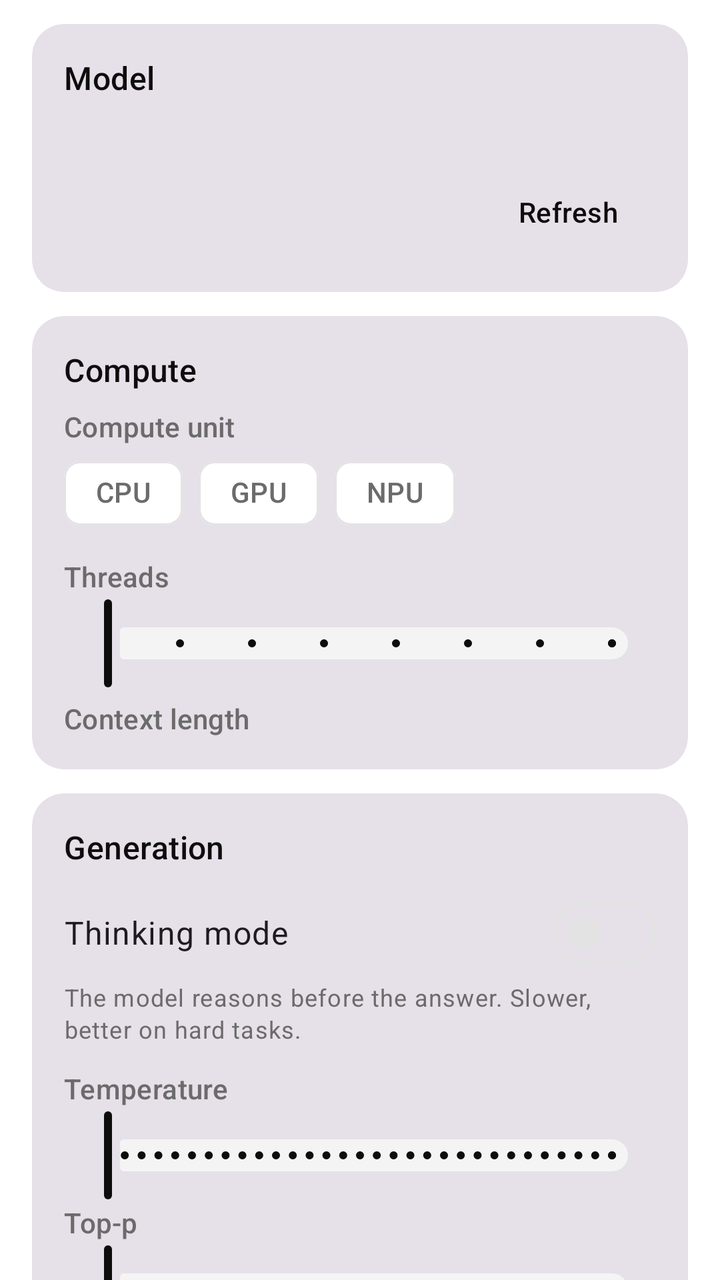
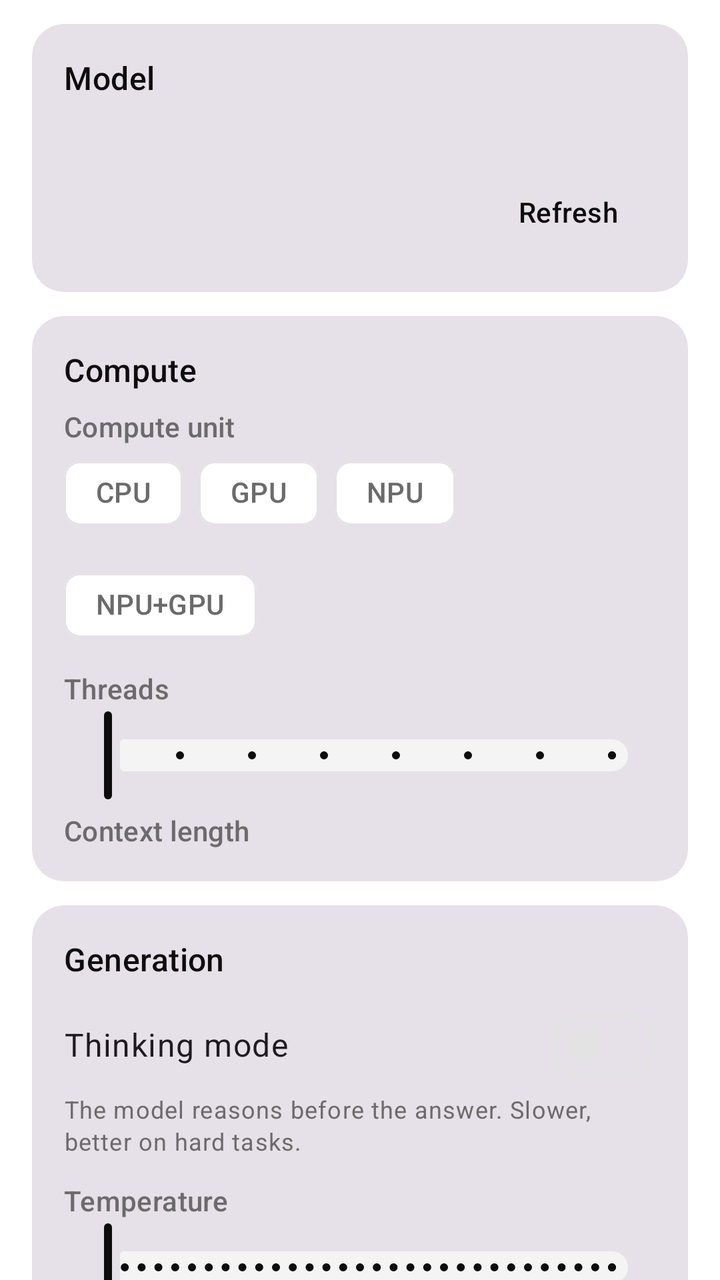

Screens rendered from an Android XML layout before and after an edit, with the pre-edit source and the edit as a unified diff.
<!-- AndroidManifest.xml: application theme Theme.QwenMobile -->
<!-- res/layout/fragment_settings.xml -->
<?xml version="1.0" encoding="utf-8"?>
<androidx.core.widget.NestedScrollView xmlns:android="http://schemas.android.com/apk/res/android"
    xmlns:app="http://schemas.android.com/apk/res-auto"
    android:layout_width="match_parent"
    android:layout_height="match_parent"
    android:background="?attr/colorSurface"
    android:clipToPadding="false"
    android:fillViewport="true">

    <LinearLayout
        android:layout_width="match_parent"
        android:layout_height="wrap_content"
        android:orientation="vertical"
        android:paddingHorizontal="16dp"
        android:paddingTop="12dp"
        android:paddingBottom="24dp">

        
        <com.google.android.material.card.MaterialCardView
            style="?attr/materialCardViewFilledStyle"
            android:layout_width="match_parent"
            android:layout_height="wrap_content"
            android:layout_marginBottom="12dp"
            app:cardCornerRadius="16dp">

            <LinearLayout
                android:layout_width="match_parent"
                android:layout_height="wrap_content"
                android:orientation="vertical"
                android:padding="16dp">

                <TextView
                    android:layout_width="match_parent"
                    android:layout_height="wrap_content"
                    android:text="@string/settings_model"
                    android:textAppearance="?attr/textAppearanceTitleMedium"
                    android:textColor="?attr/colorOnSurface" />

                <TextView
                    android:id="@+id/modelHint"
                    android:layout_width="match_parent"
                    android:layout_height="wrap_content"
                    android:layout_marginTop="4dp"
                    android:layout_marginBottom="8dp"
                    android:textAppearance="?attr/textAppearanceBodySmall"
                    android:textColor="?attr/colorOnSurfaceVariant" />

                <LinearLayout
                    android:id="@+id/modelList"
                    android:layout_width="match_parent"
                    android:layout_height="wrap_content"
                    android:orientation="vertical" />

                <TextView
                    android:id="@+id/noModelsText"
                    android:layout_width="match_parent"
                    android:layout_height="wrap_content"
                    android:paddingVertical="8dp"
                    android:text="@string/settings_no_models"
                    android:textAppearance="?attr/textAppearanceBodyMedium"
                    android:textColor="?attr/colorOnSurfaceVariant"
                    android:visibility="gone" />

                <LinearLayout
                    android:layout_width="match_parent"
                    android:layout_height="wrap_content"
                    android:layout_marginTop="4dp"
                    android:gravity="end"
                    android:orientation="horizontal">

                    <Button
                        android:id="@+id/grantButton"
                        style="@style/Widget.Material3.Button.TextButton"
                        android:layout_width="wrap_content"
                        android:layout_height="wrap_content"
                        android:text="@string/settings_grant_access"
                        android:visibility="gone" />

                    <Button
                        android:id="@+id/refreshButton"
                        style="@style/Widget.Material3.Button.TextButton"
                        android:layout_width="wrap_content"
                        android:layout_height="wrap_content"
                        android:text="@string/settings_refresh" />
                </LinearLayout>
            </LinearLayout>
        </com.google.android.material.card.MaterialCardView>

        
        <com.google.android.material.card.MaterialCardView
            style="?attr/materialCardViewFilledStyle"
            android:layout_width="match_parent"
            android:layout_height="wrap_content"
            android:layout_marginBottom="12dp"
            app:cardCornerRadius="16dp">

            <LinearLayout
                android:layout_width="match_parent"
                android:layout_height="wrap_content"
                android:orientation="vertical"
                android:padding="16dp">

                <TextView
                    android:layout_width="match_parent"
                    android:layout_height="wrap_content"
                    android:text="@string/settings_compute"
                    android:textAppearance="?attr/textAppearanceTitleMedium"
                    android:textColor="?attr/colorOnSurface" />

                <TextView
                    android:layout_width="match_parent"
                    android:layout_height="wrap_content"
                    android:layout_marginTop="8dp"
                    android:text="@string/settings_backend"
                    android:textAppearance="?attr/textAppearanceLabelLarge"
                    android:textColor="?attr/colorOnSurfaceVariant" />

                <com.google.android.material.chip.ChipGroup
                    android:id="@+id/backendGroup"
                    android:layout_width="match_parent"
                    android:layout_height="wrap_content"
                    app:selectionRequired="true"
                    app:singleSelection="true">

                    <com.google.android.material.chip.Chip
                        android:id="@+id/cpuChip"
                        style="@style/Widget.Material3.Chip.Filter"
                        android:layout_width="wrap_content"
                        android:layout_height="wrap_content"
                        android:text="@string/settings_backend_cpu" />

                    <com.google.android.material.chip.Chip
                        android:id="@+id/gpuChip"
                        style="@style/Widget.Material3.Chip.Filter"
                        android:layout_width="wrap_content"
                        android:layout_height="wrap_content"
                        android:text="@string/settings_backend_gpu" />

                    <com.google.android.material.chip.Chip
                        android:id="@+id/npuChip"
                        style="@style/Widget.Material3.Chip.Filter"
                        android:layout_width="wrap_content"
                        android:layout_height="wrap_content"
                        android:text="@string/settings_backend_npu" />
                </com.google.android.material.chip.ChipGroup>

                <LinearLayout
                    android:layout_width="match_parent"
                    android:layout_height="wrap_content"
                    android:layout_marginTop="8dp"
                    android:orientation="horizontal">

                    <TextView
                        android:layout_width="0dp"
                        android:layout_height="wrap_content"
                        android:layout_weight="1"
                        android:text="@string/settings_threads"
                        android:textAppearance="?attr/textAppearanceLabelLarge"
                        android:textColor="?attr/colorOnSurfaceVariant" />

                    <TextView
                        android:id="@+id/threadsValue"
                        android:layout_width="wrap_content"
                        android:layout_height="wrap_content"
                        android:textAppearance="?attr/textAppearanceLabelLarge"
                        android:textColor="?attr/colorPrimary" />
                </LinearLayout>

                <com.google.android.material.slider.Slider
                    android:id="@+id/threadsSlider"
                    android:layout_width="match_parent"
                    android:layout_height="wrap_content"
                    android:stepSize="1"
                    android:valueFrom="1"
                    android:valueTo="8" />

                <TextView
                    android:layout_width="match_parent"
                    android:layout_height="wrap_content"
                    android:layout_marginTop="4dp"
                    android:text="@string/settings_context"
                    android:textAppearance="?attr/textAppearanceLabelLarge"
                    android:textColor="?attr/colorOnSurfaceVariant" />

                <com.google.android.material.chip.ChipGroup
                    android:id="@+id/contextGroup"
                    android:layout_width="match_parent"
                    android:layout_height="wrap_content"
                    app:selectionRequired="true"
                    app:singleSelection="true" />
            </LinearLayout>
        </com.google.android.material.card.MaterialCardView>

        
        <com.google.android.material.card.MaterialCardView
            style="?attr/materialCardViewFilledStyle"
            android:layout_width="match_parent"
            android:layout_height="wrap_content"
            android:layout_marginBottom="12dp"
            app:cardCornerRadius="16dp">

            <LinearLayout
                android:layout_width="match_parent"
                android:layout_height="wrap_content"
                android:orientation="vertical"
                android:padding="16dp">

                <TextView
                    android:layout_width="match_parent"
                    android:layout_height="wrap_content"
                    android:text="@string/settings_generation"
                    android:textAppearance="?attr/textAppearanceTitleMedium"
                    android:textColor="?attr/colorOnSurface" />

                <com.google.android.material.materialswitch.MaterialSwitch
                    android:id="@+id/thinkingSwitch"
                    android:layout_width="match_parent"
                    android:layout_height="wrap_content"
                    android:layout_marginTop="8dp"
                    android:text="@string/settings_thinking"
                    android:textAppearance="?attr/textAppearanceBodyLarge" />

                <TextView
                    android:layout_width="match_parent"
                    android:layout_height="wrap_content"
                    android:text="@string/settings_thinking_hint"
                    android:textAppearance="?attr/textAppearanceBodySmall"
                    android:textColor="?attr/colorOnSurfaceVariant" />

                <LinearLayout
                    android:layout_width="match_parent"
                    android:layout_height="wrap_content"
                    android:layout_marginTop="12dp"
                    android:orientation="horizontal">

                    <TextView
                        android:layout_width="0dp"
                        android:layout_height="wrap_content"
                        android:layout_weight="1"
                        android:text="@string/settings_temperature"
                        android:textAppearance="?attr/textAppearanceLabelLarge"
                        android:textColor="?attr/colorOnSurfaceVariant" />

                    <TextView
                        android:id="@+id/temperatureValue"
                        android:layout_width="wrap_content"
                        android:layout_height="wrap_content"
                        android:textAppearance="?attr/textAppearanceLabelLarge"
                        android:textColor="?attr/colorPrimary" />
                </LinearLayout>

                <com.google.android.material.slider.Slider
                    android:id="@+id/temperatureSlider"
                    android:layout_width="match_parent"
                    android:layout_height="wrap_content"
                    android:stepSize="0.05"
                    android:valueFrom="0"
                    android:valueTo="1.5" />

                <LinearLayout
                    android:layout_width="match_parent"
                    android:layout_height="wrap_content"
                    android:orientation="horizontal">

                    <TextView
                        android:layout_width="0dp"
                        android:layout_height="wrap_content"
                        android:layout_weight="1"
                        android:text="@string/settings_top_p"
                        android:textAppearance="?attr/textAppearanceLabelLarge"
                        android:textColor="?attr/colorOnSurfaceVariant" />

                    <TextView
                        android:id="@+id/topPValue"
                        android:layout_width="wrap_content"
                        android:layout_height="wrap_content"
                        android:textAppearance="?attr/textAppearanceLabelLarge"
                        android:textColor="?attr/colorPrimary" />
                </LinearLayout>

                <com.google.android.material.slider.Slider
                    android:id="@+id/topPSlider"
                    android:layout_width="match_parent"
                    android:layout_height="wrap_content"
                    android:stepSize="0.01"
                    android:valueFrom="0.5"
                    android:valueTo="1" />
            </LinearLayout>
        </com.google.android.material.card.MaterialCardView>

        
        <com.google.android.material.card.MaterialCardView
            style="?attr/materialCardViewFilledStyle"
            android:layout_width="match_parent"
            android:layout_height="wrap_content"
            app:cardCornerRadius="16dp">

            <LinearLayout
                android:layout_width="match_parent"
                android:layout_height="wrap_content"
                android:orientation="vertical"
                android:padding="16dp">

                <TextView
                    android:layout_width="match_parent"
                    android:layout_height="wrap_content"
                    android:text="@string/settings_about"
                    android:textAppearance="?attr/textAppearanceTitleMedium"
                    android:textColor="?attr/colorOnSurface" />

                <TextView
                    android:id="@+id/versionText"
                    android:layout_width="match_parent"
                    android:layout_height="wrap_content"
                    android:layout_marginTop="8dp"
                    android:textAppearance="?attr/textAppearanceBodyMedium"
                    android:textColor="?attr/colorOnSurface" />

                <TextView
                    android:layout_width="match_parent"
                    android:layout_height="wrap_content"
                    android:layout_marginTop="8dp"
                    android:text="@string/settings_device"
                    android:textAppearance="?attr/textAppearanceLabelLarge"
                    android:textColor="?attr/colorOnSurfaceVariant" />

                <TextView
                    android:id="@+id/deviceText"
                    android:layout_width="match_parent"
                    android:layout_height="wrap_content"
                    android:fontFamily="monospace"
                    android:textColor="?attr/colorOnSurface"
                    android:textSize="12sp" />

                <TextView
                    android:layout_width="match_parent"
                    android:layout_height="wrap_content"
                    android:layout_marginTop="8dp"
                    android:text="@string/settings_loaded_model"
                    android:textAppearance="?attr/textAppearanceLabelLarge"
                    android:textColor="?attr/colorOnSurfaceVariant" />

                <TextView
                    android:id="@+id/modelInfoText"
                    android:layout_width="match_parent"
                    android:layout_height="wrap_content"
                    android:fontFamily="monospace"
                    android:textColor="?attr/colorOnSurface"
                    android:textSize="12sp" />
            </LinearLayout>
        </com.google.android.material.card.MaterialCardView>
    </LinearLayout>
</androidx.core.widget.NestedScrollView>
<!-- resources referenced by this layout -->
<resources>
  <string name="settings_about">About</string>
  <string name="settings_backend">Compute unit</string>
  <string name="settings_backend_cpu">CPU</string>
  <string name="settings_backend_gpu">GPU</string>
  <string name="settings_backend_npu">NPU</string>
  <string name="settings_compute">Compute</string>
  <string name="settings_context">Context length</string>
  <string name="settings_device">Device</string>
  <string name="settings_generation">Generation</string>
  <string name="settings_grant_access">Grant all-files access</string>
  <string name="settings_loaded_model">Loaded model</string>
  <string name="settings_model">Model</string>
  <string name="settings_no_models">No model file found.</string>
  <string name="settings_refresh">Refresh</string>
  <string name="settings_temperature">Temperature</string>
  <string name="settings_thinking">Thinking mode</string>
  <string name="settings_thinking_hint">The model reasons before the answer. Slower, better on hard tasks.</string>
  <string name="settings_threads">Threads</string>
  <string name="settings_top_p">Top-p</string>
  <style name="Theme.QwenMobile" parent="Theme.Material3.Light.NoActionBar">
          <item name="colorPrimary">@color/ink</item>
          <item name="colorOnPrimary">@color/white</item>
          <item name="colorPrimaryContainer">@color/surface_variant</item>
          <item name="colorOnPrimaryContainer">@color/ink</item>
          <item name="colorSecondary">@color/muted</item>
          <item name="colorOnSecondary">@color/white</item>
          <item name="colorSecondaryContainer">@color/surface_variant</item>
          <item name="colorOnSecondaryContainer">@color/ink</item>
          <item name="colorSurface">@color/white</item>
          <item name="colorOnSurface">@color/ink</item>
          <item name="colorSurfaceVariant">@color/surface_variant</item>
          <item name="colorOnSurfaceVariant">@color/muted</item>
          <item name="colorSurfaceContainer">@color/white</item>
          <item name="colorOutline">@color/outline</item>
          <item name="colorOutlineVariant">@color/outline</item>
          <item name="android:colorBackground">@color/white</item>
          <item name="android:statusBarColor">@color/white</item>
          <item name="android:windowLightStatusBar">true</item>
          <item name="android:navigationBarColor">@color/white</item>
          <item name="android:windowLightNavigationBar">true</item>
          <item name="android:textColorPrimary">@color/ink</item>
          <item name="android:textColorSecondary">@color/muted</item>
          <item name="android:textColorHint">@color/faint</item>
      </style>
  <color name="ink">#FF0D0D0D</color>
  <color name="white">#FFFFFFFF</color>
  <color name="surface_variant">#FFF4F4F4</color>
  <color name="muted">#FF6B6B6B</color>
  <color name="outline">#FFE3E3E3</color>
  <color name="faint">#FF9B9B9B</color>
</resources>

<!-- the commit's change to res/layout/fragment_settings.xml (unified diff, before → after) -->
@@ -142,6 +142,13 @@
                         android:layout_width="wrap_content"
                         android:layout_height="wrap_content"
                         android:text="@string/settings_backend_npu" />
+
+                    <com.google.android.material.chip.Chip
+                        android:id="@+id/hybridChip"
+                        style="@style/Widget.Material3.Chip.Filter"
+                        android:layout_width="wrap_content"
+                        android:layout_height="wrap_content"
+                        android:text="@string/settings_backend_hybrid" />
                 </com.google.android.material.chip.ChipGroup>
 
                 <LinearLayout
<!-- resource entries referenced after the edit -->
@@ -4,6 +4,7 @@
   <string name="settings_backend">Compute unit</string>
   <string name="settings_backend_cpu">CPU</string>
   <string name="settings_backend_gpu">GPU</string>
+  <string name="settings_backend_hybrid">NPU+GPU</string>
   <string name="settings_backend_npu">NPU</string>
   <string name="settings_compute">Compute</string>
   <string name="settings_context">Context length</string>
